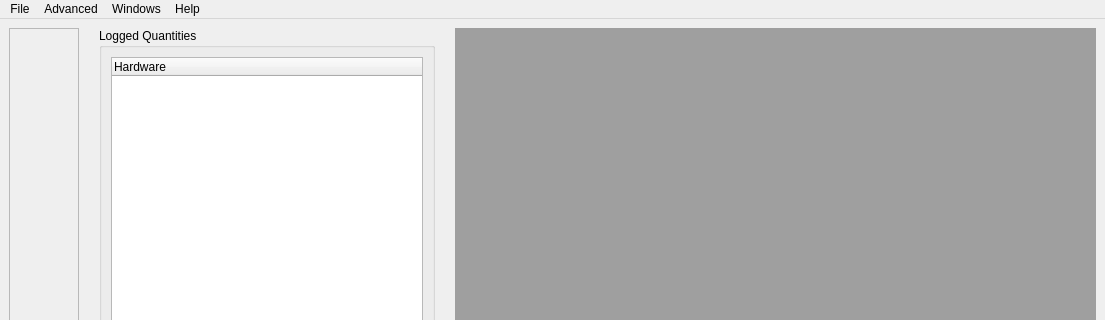
Qt form base_microscope_app_mdi.ui (vfolfbt7330jordanjacobs/ScopeFoundry) before a commit; both pictures show x 0 to 1105 and y 0 to 320 of the 1105 by 797 pixel window.
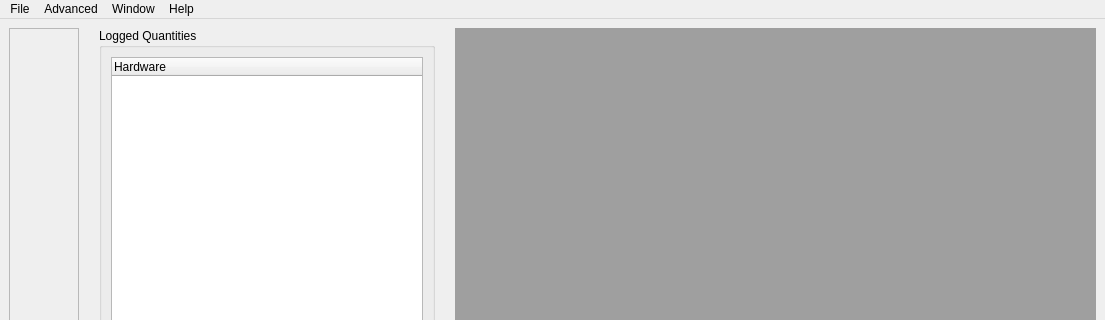
The same form after that commit.

Commit message: Mdi Window management upgrades. New modes: Tab, Subwindow, Tile, Cascade.

```diff
--- a/base_microscope_app_mdi.ui
+++ b/base_microscope_app_mdi.ui
@@ -147,12 +147,6 @@
      <height>21</height>
     </rect>
    </property>
-   <widget class="QMenu" name="menuWindows">
-    <property name="title">
-     <string>Windows</string>
-    </property>
-    <addaction name="action_tab_mode"/>
-   </widget>
    <widget class="QMenu" name="menuFile">
     <property name="title">
      <string>File</string>
@@ -177,9 +171,18 @@
     <addaction name="separator"/>
     <addaction name="action_about"/>
    </widget>
+   <widget class="QMenu" name="menuWindow">
+    <property name="title">
+     <string>Window</string>
+    </property>
+    <addaction name="windowAction"/>
+    <addaction name="tabAction"/>
+    <addaction name="actionCascade"/>
+    <addaction name="actionTile"/>
+   </widget>
    <addaction name="menuFile"/>
    <addaction name="menuAdvanced"/>
-   <addaction name="menuWindows"/>
+   <addaction name="menuWindow"/>
    <addaction name="menuHelp"/>
   </widget>
   <widget class="QStatusBar" name="statusbar"/>
```
Left out of the diff: 49 changed lines with no effect on the pictures. The commit also changes 1 other file.
